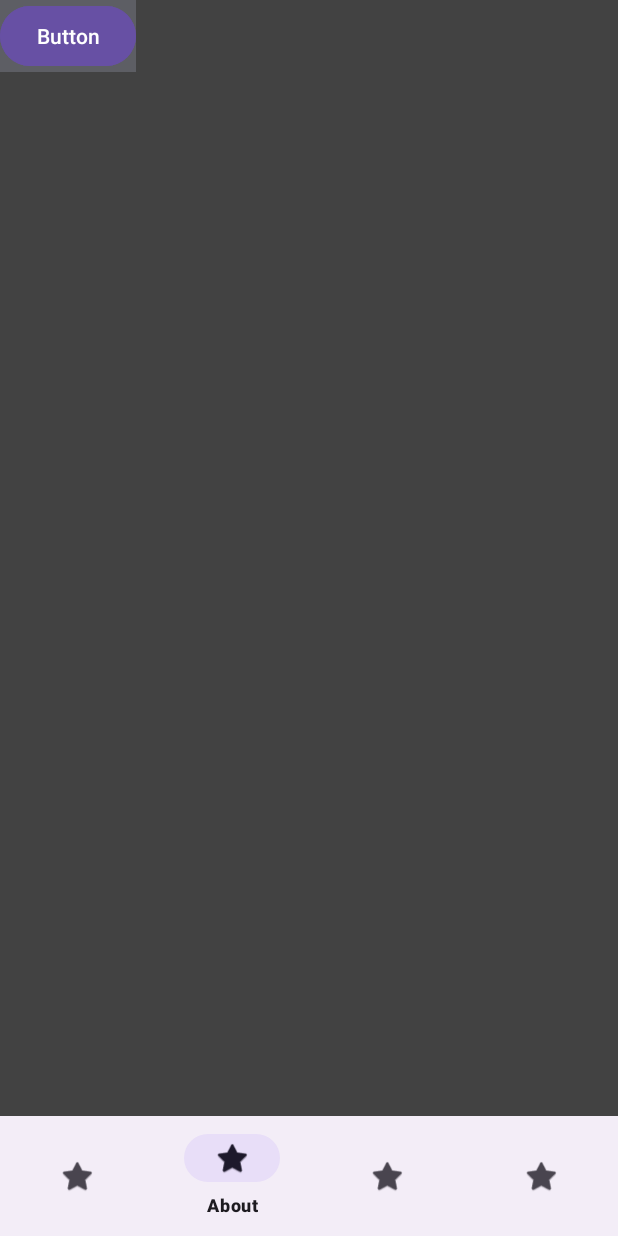
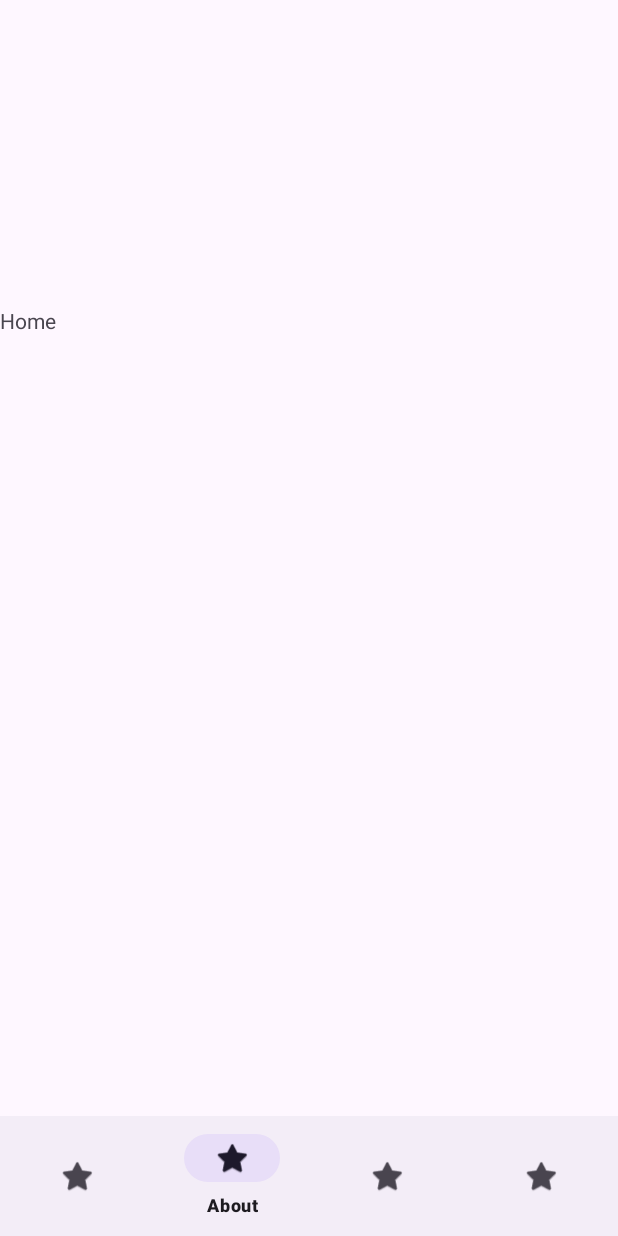
Before and after one commit to k-nitta-author/MGHS_Practicum, an Android app: the screen it shows after launch (MainActivity), item 2 of the bottom bar chosen, on a phone screen of 412 x 824 dp. Run offline under Robolectric (Android 15) with nearby library versions, the phone set to English and light mode, and no system bars.

Commit message:
enabled basic switching between visible fragments

```diff
--- a/app/src/main/java/com/example/themghsapp/MainActivity.java
+++ b/app/src/main/java/com/example/themghsapp/MainActivity.java
@@ -4,6 +4,7 @@ import android.os.Bundle;
 import android.view.MenuItem;
 
 import androidx.activity.EdgeToEdge;
+import androidx.annotation.NonNull;
 import androidx.appcompat.app.AppCompatActivity;
 import androidx.core.graphics.Insets;
 import androidx.core.view.ViewCompat;
@@ -34,14 +35,40 @@ public class MainActivity extends AppCompatActivity {
         });
 
         FragmentManager fragmentManager = getSupportFragmentManager();
+
+
         fragmentManager.beginTransaction()
-                .replace(R.id.fragmentContainerView, ContactFragment.class, null)
+                .replace(R.id.fragmentContainerView, HomeFragment.class, null)
                 .setReorderingAllowed(true)
                 .addToBackStack("name") // Name can be null
                 .commit();
 
+
+
         bottom_navigation = findViewById(R.id.bottomNavigationView);
 
+        bottom_navigation.setOnItemReselectedListener(new OnItemReselectedListener() {
+            @Override
+            public void onNavigationItemReselected(@NonNull MenuItem item) {
+
+                Fragment fragment = null;
+
+                if (item.getItemId() == R.id.home) {
+                    fragment = new HomeFragment();
+                } else if (item.getItemId() == R.id.about) {
+                    fragment = new AboutFragment();
+                } else if (item.getItemId() == R.id.services) {
+                    fragment = new ServicesFragment();
+                }
+
+
+                fragmentManager.beginTransaction()
+                        .replace(R.id.fragmentContainerView, fragment, null)
+                        .setReorderingAllowed(true)
+                        .addToBackStack("name") // Name can be null
+                        .commit();
+            }
+        });
 
 
     }
--- a/app/src/main/res/layout/activity_main.xml
+++ b/app/src/main/res/layout/activity_main.xml
@@ -22,8 +22,7 @@
         app:layout_constraintBottom_toTopOf="@+id/bottomNavigationView"
         app:layout_constraintEnd_toEndOf="parent"
         app:layout_constraintStart_toStartOf="parent"
-        app:layout_constraintTop_toTopOf="parent"
-        android:background="@color/cardview_dark_background">
+        app:layout_constraintTop_toTopOf="parent">
 
         <androidx.fragment.app.FragmentContainerView
             android:id="@+id/fragmentContainerView"
--- a/app/src/main/res/layout/fragment_home.xml
+++ b/app/src/main/res/layout/fragment_home.xml
@@ -1,14 +1,22 @@
 <?xml version="1.0" encoding="utf-8"?>
-<FrameLayout xmlns:android="http://schemas.android.com/apk/res/android"
+<androidx.constraintlayout.widget.ConstraintLayout xmlns:android="http://schemas.android.com/apk/res/android"
+    xmlns:app="http://schemas.android.com/apk/res-auto"
     xmlns:tools="http://schemas.android.com/tools"
+    android:id="@+id/frameLayout"
     android:layout_width="match_parent"
     android:layout_height="match_parent"
     tools:context=".HomeFragment">
 
     <!-- TODO: Update blank fragment layout -->
     <TextView
-        android:layout_width="match_parent"
-        android:layout_height="match_parent"
-        android:text="@string/hello_blank_fragment" />
+        android:id="@+id/textView"
+        android:layout_width="wrap_content"
+        android:layout_height="wrap_content"
+        android:layout_marginTop="204dp"
+        android:text="Home"
+        app:layout_constraintEnd_toEndOf="parent"
+        app:layout_constraintHorizontal_bias="0.56"
+        app:layout_constraintStart_toStartOf="parent"
+        app:layout_constraintTop_toTopOf="parent" />
 
-</FrameLayout>
+</androidx.constraintlayout.widget.ConstraintLayout>
```
